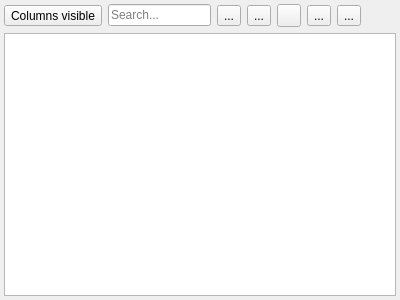
Above: src/x/modbus/modbusregistertableview.ui from x-tools-author/x-tools before the change. Below: the same form after it.
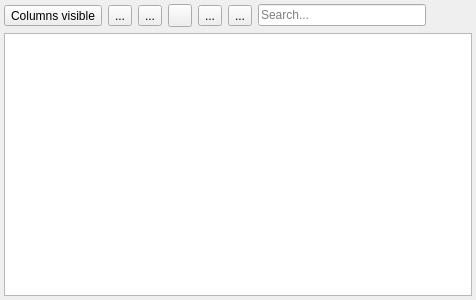
That is the form after the change. Icons and pictures are not drawn.

Diff of the .ui file:
```diff
--- a/src/x/modbus/modbusregistertableview.ui
+++ b/src/x/modbus/modbusregistertableview.ui
@@ -6,7 +6,7 @@
    <rect>
     <x>0</x>
     <y>0</y>
-    <width>400</width>
+    <width>476</width>
     <height>300</height>
    </rect>
   </property>
@@ -38,22 +38,6 @@
        </property>
       </widget>
      </item>
-     <item>
-      <widget class="QLineEdit" name="lineEditFilter">
-       <property name="sizePolicy">
-        <sizepolicy hsizetype="Preferred" vsizetype="Fixed">
-         <horstretch>0</horstretch>
-         <verstretch>0</verstretch>
-        </sizepolicy>
-       </property>
-       <property name="placeholderText">
-        <string>Search...</string>
-       </property>
-       <property name="clearButtonEnabled">
-        <bool>true</bool>
-       </property>
-      </widget>
-     </item>
      <item>
       <widget class="QToolButton" name="toolButtonNew">
        <property name="toolTip">
@@ -119,6 +103,28 @@
        </property>
       </widget>
      </item>
+     <item>
+      <widget class="QLineEdit" name="lineEditFilter">
+       <property name="sizePolicy">
+        <sizepolicy hsizetype="Preferred" vsizetype="Fixed">
+         <horstretch>0</horstretch>
+         <verstretch>0</verstretch>
+        </sizepolicy>
+       </property>
+       <property name="minimumSize">
+        <size>
+         <width>168</width>
+         <height>0</height>
+        </size>
+       </property>
+       <property name="placeholderText">
+        <string>Search...</string>
+       </property>
+       <property name="clearButtonEnabled">
+        <bool>true</bool>
+       </property>
+      </widget>
+     </item>
      <item>
       <spacer name="horizontalSpacer">
        <property name="orientation">
```
